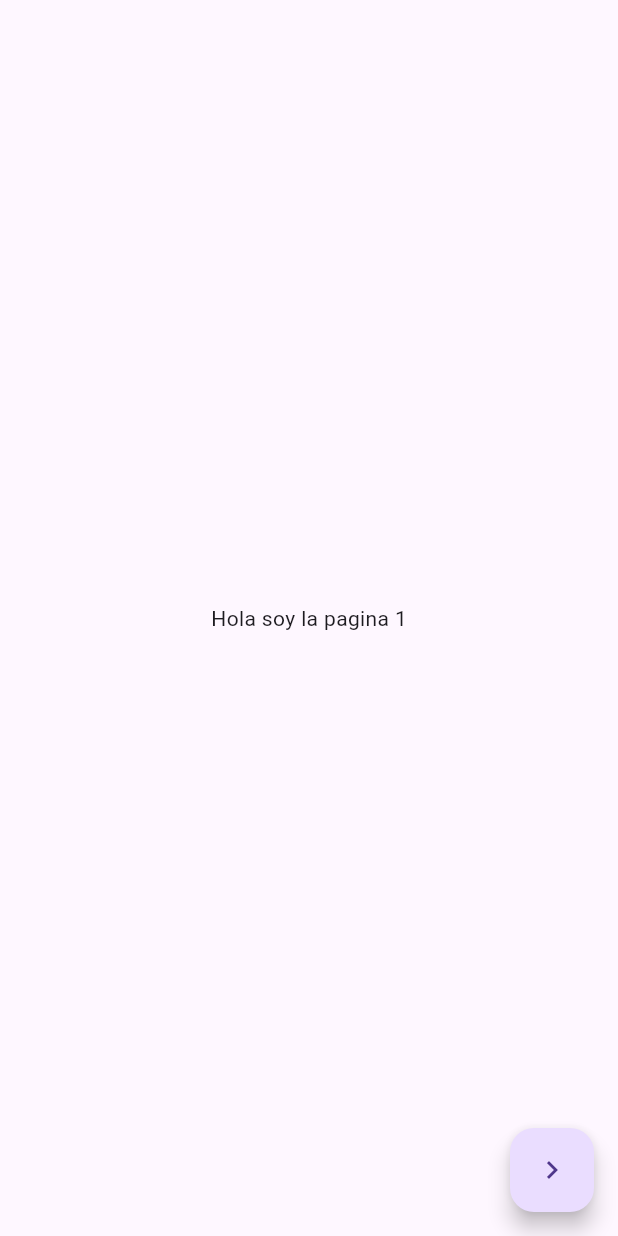
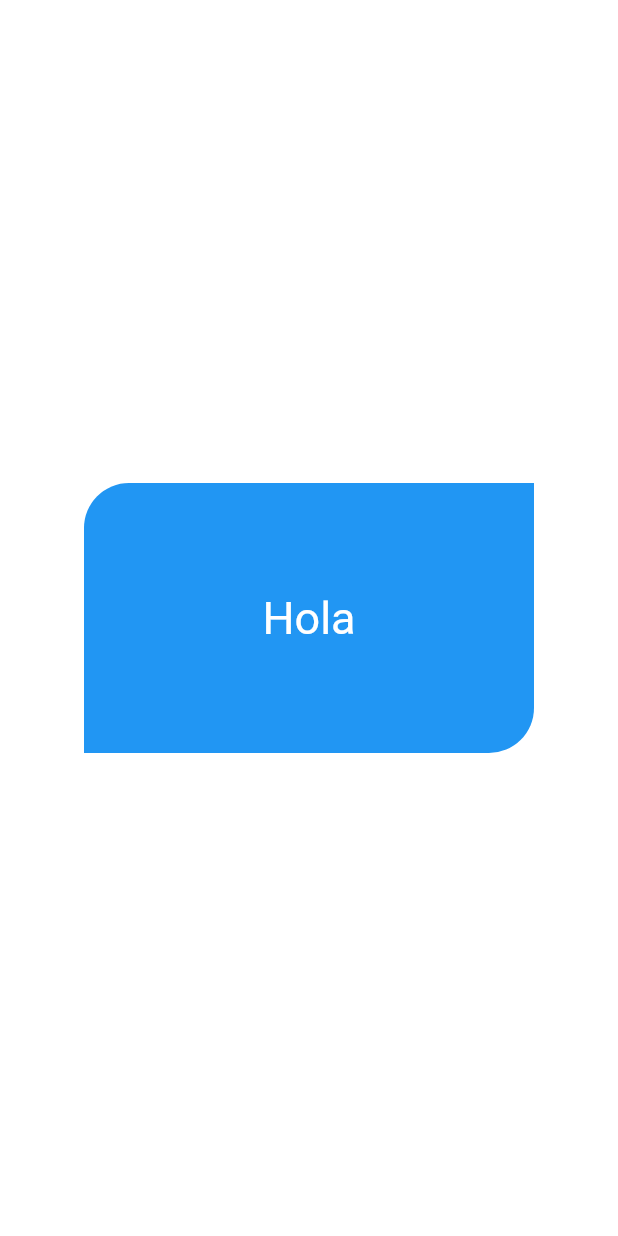
Before and after one commit to DieCau/flutter-teorico, a Flutter app: the screen it shows after launch, on a phone screen of 412 x 824 dp. Run offline on Flutter 3.47's test engine with Material 3 defaults, Android fonts, the light colour scheme and no system bars; our stand-ins replace flutter_svg.

Commit message:
ContainerPage created

```diff
--- a/lib/main.dart
+++ b/lib/main.dart
@@ -2,5 +2,5 @@ import 'package:flutter/material.dart';
 import 'package:teoria_0/src/app.dart';
 
 void main() {
-  runApp(const MyApp());
+  runApp(const App());
 }
--- a/lib/src/app.dart
+++ b/lib/src/app.dart
@@ -1,20 +1,17 @@
 import 'package:flutter/material.dart';
-import 'package:teoria_0/src/pages/pagina_dos.dart';
-import 'package:teoria_0/src/pages/pagina_uno.dart';
+import 'package:teoria_0/src/screens/container_screen.dart';
 
+void main() => runApp(const App());
 
-class MyApp extends StatelessWidget {
-  const MyApp({super.key});
+class App extends StatelessWidget {
+  const App({super.key});
 
   @override
   Widget build(BuildContext context) {
-    return MaterialApp(
+    return const MaterialApp(
       debugShowCheckedModeBanner: false,
-      title: "Navigation",
-      initialRoute: "pagina1",
-      routes:
-        {"pagina1": (BuildContext context) => const PaginaUno(),
-        "pagina2": (BuildContext context) => const PaginaDos()},
+      title: 'Container App',
+      home: ContainerScreen()
     );
   }
 }
--- /dev/null
+++ b/lib/src/screens/container_screen.dart
@@ -0,0 +1,24 @@
+import 'package:flutter/material.dart';
+
+class ContainerScreen extends StatelessWidget {
+  const ContainerScreen({super.key});
+
+  @override
+  Widget build(BuildContext context) {
+    return DefaultTextStyle(
+      style: const TextStyle(fontSize: 30.0),
+      child: Center(
+        child: Container(
+          width: 300.0,
+          height: 180.0,
+          alignment: Alignment.center,
+          decoration: const BoxDecoration(
+            color: Colors.blue,
+            borderRadius: BorderRadius.only(topLeft: Radius.circular(30.0), bottomRight: Radius.circular(30.0))
+          ),
+          child: const Text("Hola")
+        )
+      )
+    );
+  }
+}
--- a/lib/src/pages/images.dart
+++ b/lib/src/screens/images_screen.dart
@@ -1,8 +1,8 @@
 import 'package:flutter/material.dart';
 import 'package:flutter_svg/flutter_svg.dart';
 
-class Images extends StatelessWidget {
-  const Images({super.key});
+class ImagesScreen extends StatelessWidget {
+  const ImagesScreen({super.key});
 
   @override
   Widget build(BuildContext context) {
--- a/lib/src/pages/pagina_uno.dart
+++ b/lib/src/screens/page1_screen.dart
@@ -1,13 +1,13 @@
 import 'package:flutter/material.dart';
 
-class PaginaUno extends StatefulWidget {
-  const PaginaUno({super.key});
+class PageOneScreen extends StatefulWidget {
+  const PageOneScreen({super.key});
 
   @override
-  State<PaginaUno> createState() => _PaginaUnoState();
+  State<PageOneScreen> createState() => _PaginaUnoState();
 }
 
-class _PaginaUnoState extends State<PaginaUno> {
+class _PaginaUnoState extends State<PageOneScreen> {
   @override
   Widget build(BuildContext context) {
     return Scaffold(
```
Also changed, not shown: lib/src/myapp.dart (added, +20 -0 lines), lib/src/screens/count_screen.dart (renamed from lib/src/pages/contador.dart, +4 -4 lines), lib/src/screens/page2_screen.dart (renamed from lib/src/pages/pagina_dos.dart, +4 -4 lines), 1 other file.
